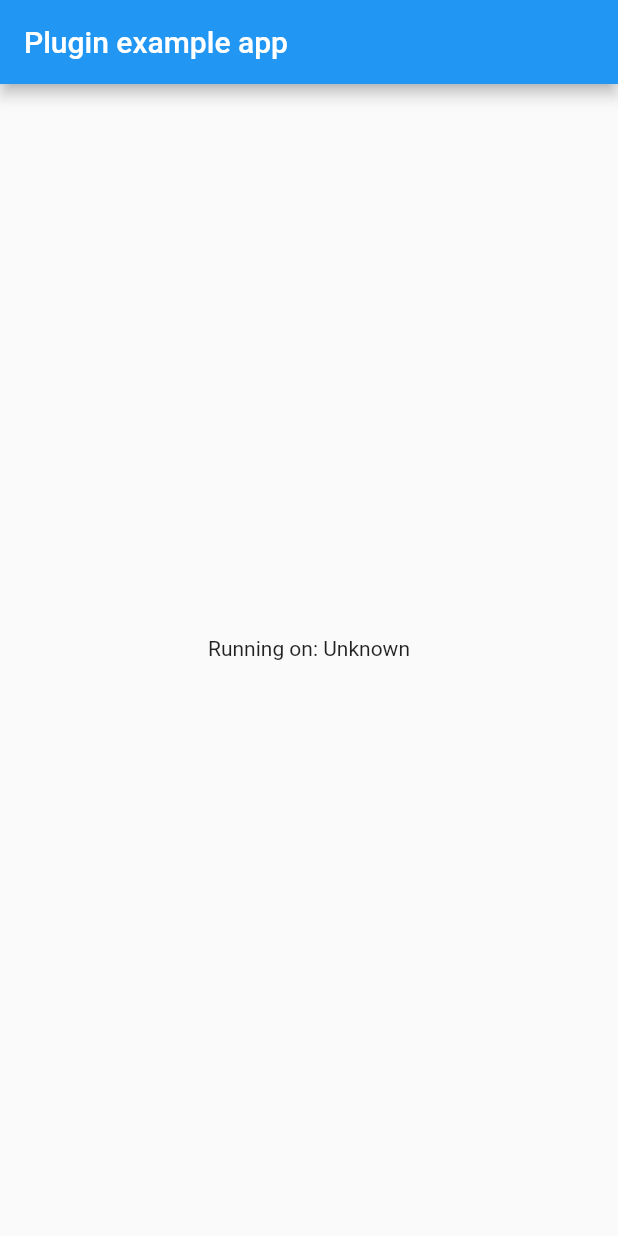
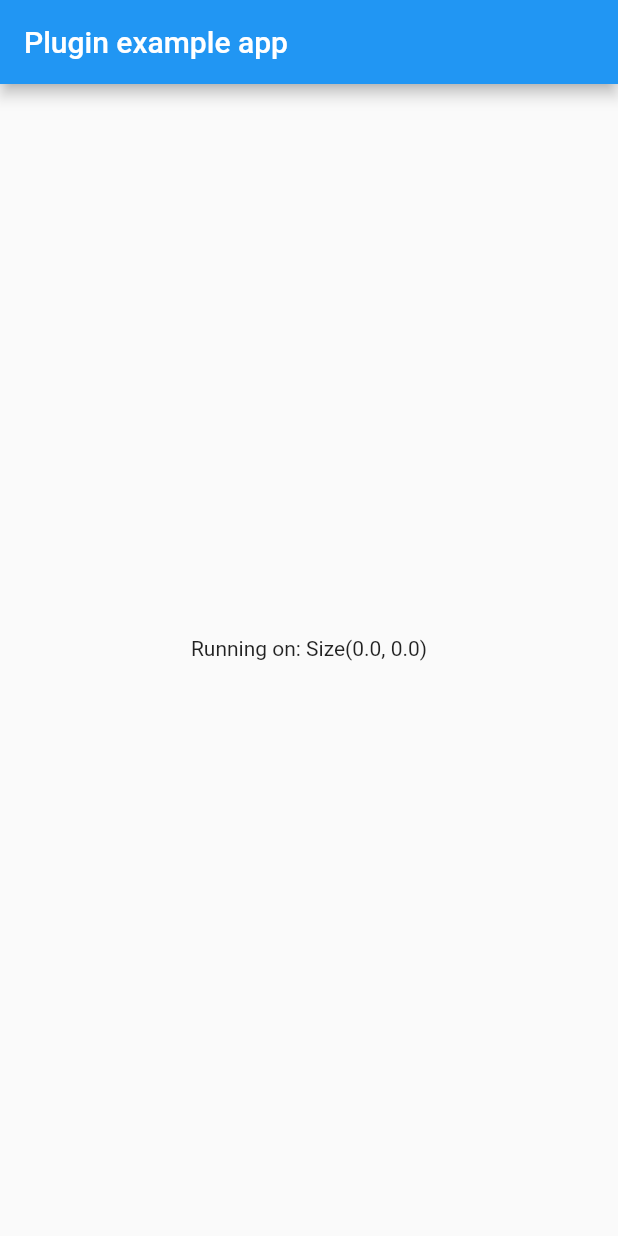
Before and after one commit to okkohealth/native_screen_resolution, a Flutter app: the screen it shows after launch, on a phone screen of 412 x 824 dp. Run offline on Flutter 3.47's test engine with Material 2 defaults, Android fonts, the phone set to English and light mode, and no system bars.

Commit message:
- ios implementation - flutter side updates

```diff
--- a/example/lib/main.dart
+++ b/example/lib/main.dart
@@ -14,7 +14,7 @@ class MyApp extends StatefulWidget {
 }
 
 class _MyAppState extends State<MyApp> {
-  String _platformVersion = 'Unknown';
+  Size _screenResolution = Size(0, 0);
 
   @override
   void initState() {
@@ -24,12 +24,12 @@ class _MyAppState extends State<MyApp> {
 
   // Platform messages are asynchronous, so we initialize in an async method.
   Future<void> initPlatformState() async {
-    String platformVersion;
+    Size screenResolution;
     // Platform messages may fail, so we use a try/catch PlatformException.
     try {
-      platformVersion = await NativeScreenResolution.screenResolution;
+      screenResolution = await NativeScreenResolution.screenResolution;
     } on PlatformException {
-      platformVersion = 'Failed to get platform version.';
+      screenResolution = Size(0, 0);
     }
 
     // If the widget was removed from the tree while the asynchronous platform
@@ -38,7 +38,7 @@ class _MyAppState extends State<MyApp> {
     if (!mounted) return;
 
     setState(() {
-      _platformVersion = platformVersion;
+      _screenResolution = screenResolution;
     });
   }
 
@@ -50,7 +50,7 @@ class _MyAppState extends State<MyApp> {
           title: const Text('Plugin example app'),
         ),
         body: Center(
-          child: Text('Running on: $_platformVersion\n'),
+          child: Text('Running on: $_screenResolution\n'),
         ),
       ),
     );
--- a/lib/native_screen_resolution.dart
+++ b/lib/native_screen_resolution.dart
@@ -1,12 +1,16 @@
 import 'dart:async';
+import 'dart:convert';
 
+import 'package:flutter/material.dart';
 import 'package:flutter/services.dart';
 
 class NativeScreenResolution {
   static const MethodChannel _channel = const MethodChannel('native_screen_resolution');
 
-  static Future<String> get screenResolution async {
+  static Future<Size> get screenResolution async {
     final String version = await _channel.invokeMethod('getScreenResolution');
-    return version;
+    Map<String, dynamic> map = jsonDecode(version);
+    Size size = Size(map["width"], map["height"]);
+    return size;
   }
 }
```
Also changed, not shown: 6 other files.
